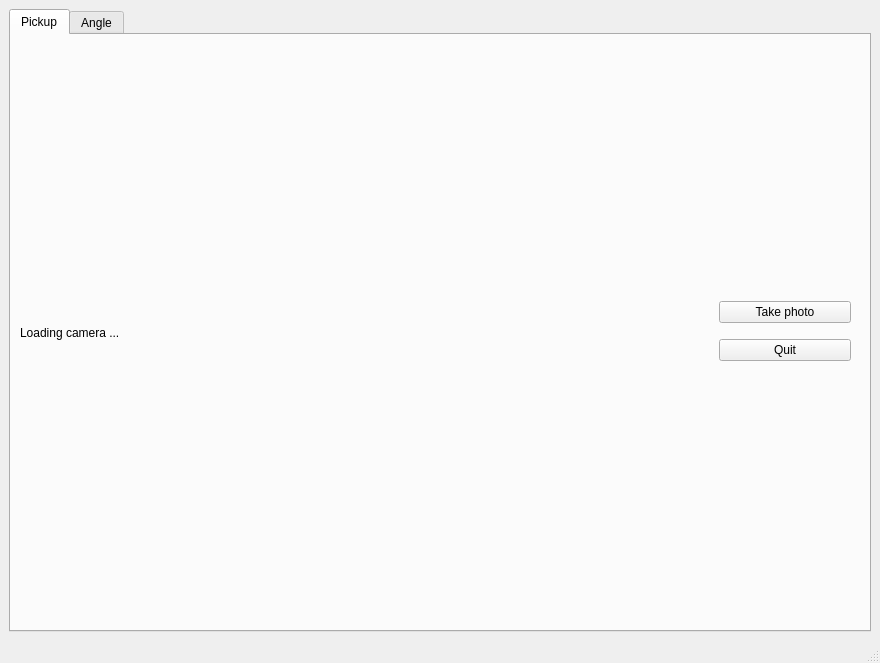
Qt form ur/ihm_tests/ui/main.ui (RambokDev/plateformes_generiques) before a commit.
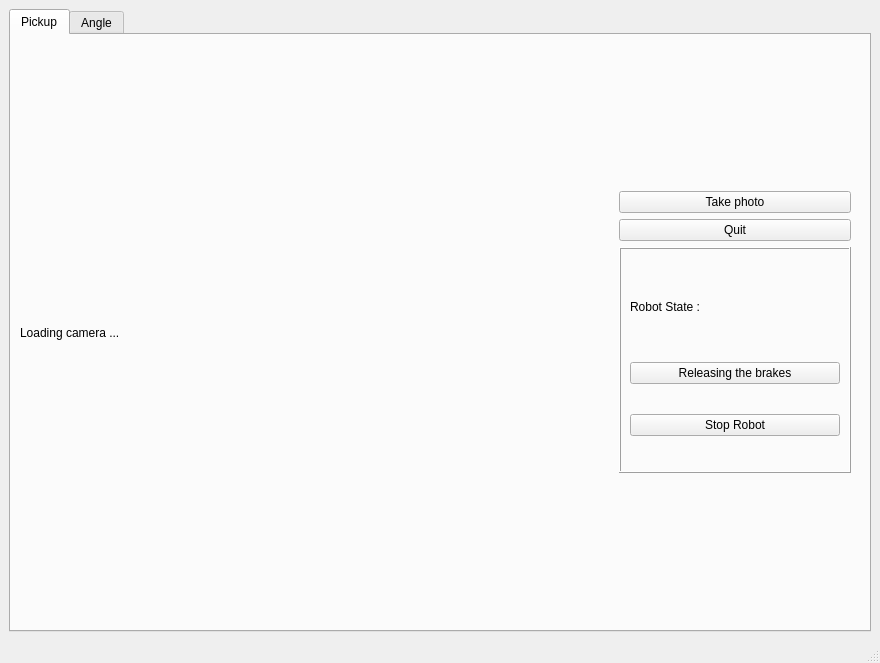
The same form after that commit. The open tabs and pages were chosen to show the change.

```diff
--- a/ur/ihm_tests/ui/main.ui
+++ b/ur/ihm_tests/ui/main.ui
@@ -56,8 +56,8 @@
            <widget class="QFrame" name="frame">
             <property name="maximumSize">
              <size>
-              <width>150</width>
-              <height>100</height>
+              <width>250</width>
+              <height>300</height>
              </size>
             </property>
             <property name="frameShape">
@@ -84,6 +84,45 @@
                </property>
               </widget>
              </item>
+             <item>
+              <widget class="QFrame" name="frame_4">
+               <property name="frameShape">
+                <enum>QFrame::Box</enum>
+               </property>
+               <property name="frameShadow">
+                <enum>QFrame::Raised</enum>
+               </property>
+               <layout class="QVBoxLayout" name="verticalLayout_4">
+                <item>
+                 <widget class="QLabel" name="label_5">
+                  <property name="maximumSize">
+                   <size>
+                    <width>16777215</width>
+                    <height>50</height>
+                   </size>
+                  </property>
+                  <property name="text">
+                   <string>Robot State : </string>
+                  </property>
+                 </widget>
+                </item>
+                <item>
+                 <widget class="QPushButton" name="brakes">
+                  <property name="text">
+                   <string>Releasing the brakes</string>
+                  </property>
+                 </widget>
+                </item>
+                <item>
+                 <widget class="QPushButton" name="stop_robot">
+                  <property name="text">
+                   <string>Stop Robot</string>
+                  </property>
+                 </widget>
+                </item>
+               </layout>
+              </widget>
+             </item>
             </layout>
            </widget>
           </item>
```
Left out of the diff: 2 changed lines with no effect on the pictures.
